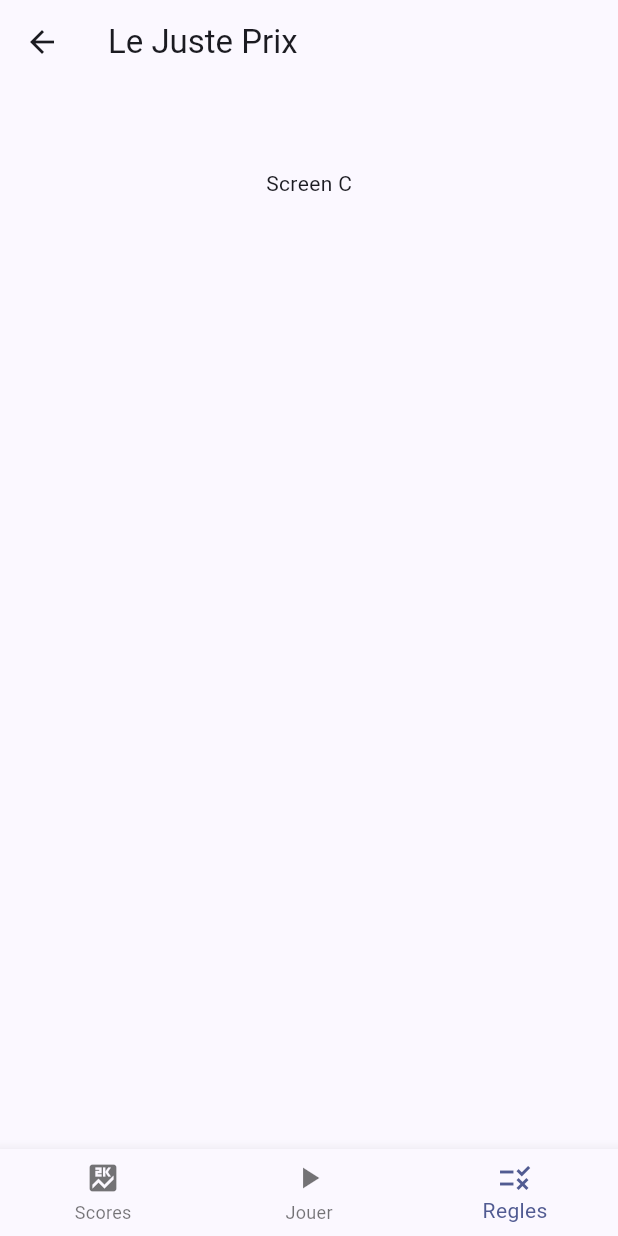
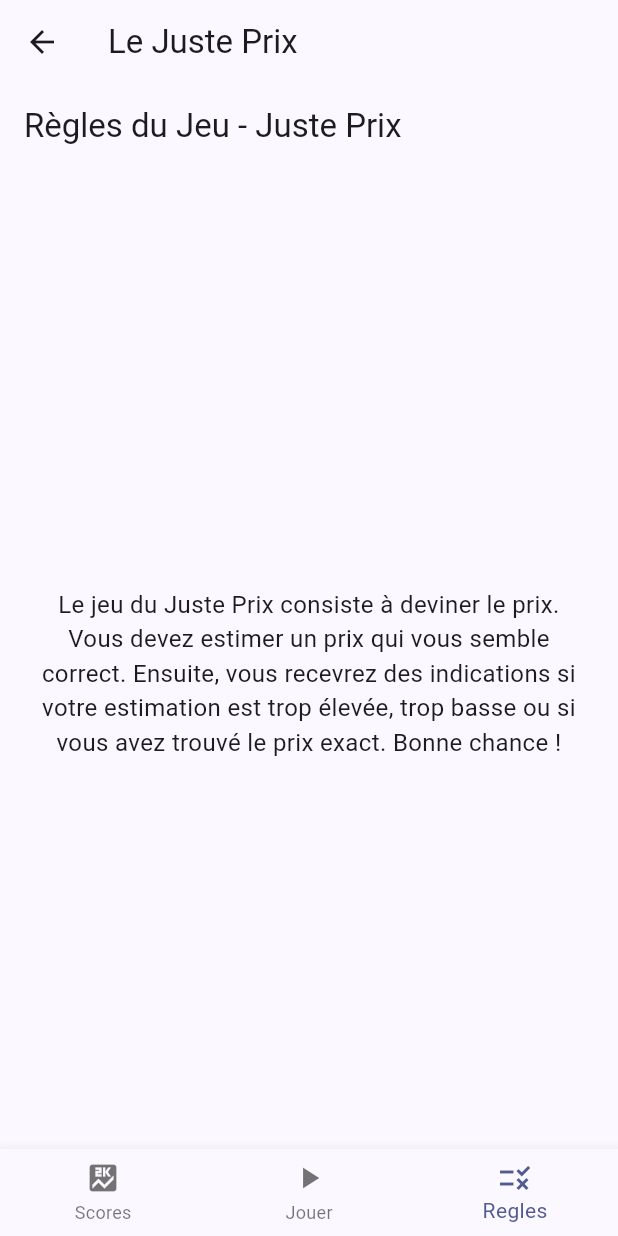
Before and after one commit to MalleronDaniel/Mobile_DEPONT_MALLERON, a Flutter app: the ScaffoldWithNavBar screen opened directly with empty values, item 3 of the bottom bar chosen, on a phone screen of 412 x 824 dp. Run offline on Flutter 3.47's test engine with Material 3 defaults, Android fonts, the phone set to English and light mode, and no system bars; our stand-ins replace go_router; missing offline and left inert: dart:js.

Commit message:
ajout du Jeu et de Regles

```diff
--- a/TP_Noté/lib/router/app_router.dart
+++ b/TP_Noté/lib/router/app_router.dart
@@ -4,7 +4,11 @@ import 'dart:ui';
 import 'package:flutter/cupertino.dart';
 import 'package:go_router/go_router.dart';
 import 'package:td3/router/shell_routes.dart';
+import 'package:td3/ui/ScreenJeu.dart';
 import 'package:td3/ui/homesreen.dart';
+
+import '../ui/ScreenRegles.dart';
+
 
 final GlobalKey<NavigatorState> _routenavigatorkey = GlobalKey<NavigatorState>();
 final GlobalKey<NavigatorState> _shellnavigatorkey = GlobalKey<NavigatorState>();
@@ -40,13 +44,13 @@ final router = GoRouter(
                   GoRoute(
                       path: 'Jouer',
                       builder: (context, state) {
-                        return const ScreenB();
+                        return const ScreenJeu();
                       },
                   ),
                   GoRoute(
                       path: 'Regles',
                       builder: (context, state) {
-                        return const ScreenC();
+                        return const ScreenRegles();
                       },
                   ),
                 ]
--- a/TP_Noté/lib/router/shell_routes.dart
+++ b/TP_Noté/lib/router/shell_routes.dart
@@ -86,39 +86,3 @@ class ScreenA extends StatelessWidget {
     );
   }
 }
-
-class ScreenB extends StatelessWidget {
-  const ScreenB({super.key});
-
-  @override
-  Widget build(BuildContext context) {
-    return Scaffold(
-      appBar: AppBar(),
-      body:  Center(
-        child: Column(
-          children: [
-            const Text("Screen B"),
-          ],
-        ),
-      ),
-    );
-  }
-}
-
-class ScreenC extends StatelessWidget {
-  const ScreenC({super.key});
-
-  @override
-  Widget build(BuildContext context) {
-    return Scaffold(
-      appBar: AppBar(),
-      body: Center(
-        child: Column(
-          children: [
-            const Text("Screen C"),
-          ],
-        ),
-      ),
-    );
-  }
-}
--- /dev/null
+++ b/TP_Noté/lib/ui/ScreenRegles.dart
@@ -0,0 +1,33 @@
+import 'package:flutter/material.dart';
+
+class ScreenRegles extends StatelessWidget {
+  const ScreenRegles({Key? key}) : super(key: key);
+
+  @override
+  Widget build(BuildContext context) {
+    return Scaffold(
+      appBar: AppBar(
+        title: Text('Règles du Jeu - Juste Prix'),
+      ),
+      body: Center(
+        child: Padding(
+          padding: const EdgeInsets.all(20.0),
+          child: Column(
+            mainAxisAlignment: MainAxisAlignment.center,
+            children: [
+
+              SizedBox(height: 20),
+              Text(
+                "Le jeu du Juste Prix consiste à deviner le prix. Vous devez estimer un prix qui vous semble correct. Ensuite, vous recevrez des indications si votre estimation est trop élevée, trop basse ou si vous avez trouvé le prix exact. Bonne chance !",
+                style: TextStyle(
+                  fontSize: 16,
+                ),
+                textAlign: TextAlign.center,
+              ),
+            ],
+          ),
+        ),
+      ),
+    );
+  }
+}
```
Also changed, not shown: TP_Noté/lib/ui/ScreenJeu.dart (added, +133 -0 lines), TP_Noté/pubspec.lock.
